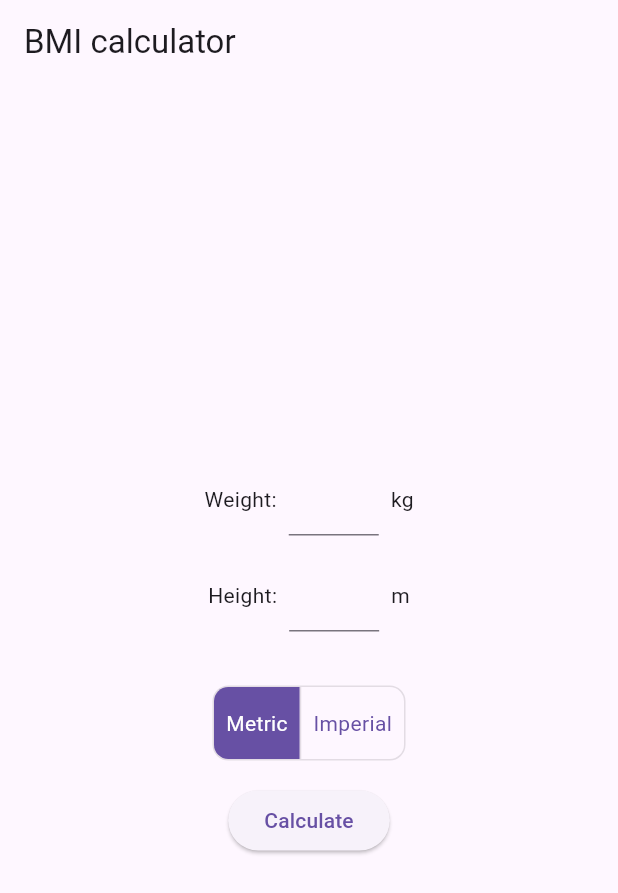
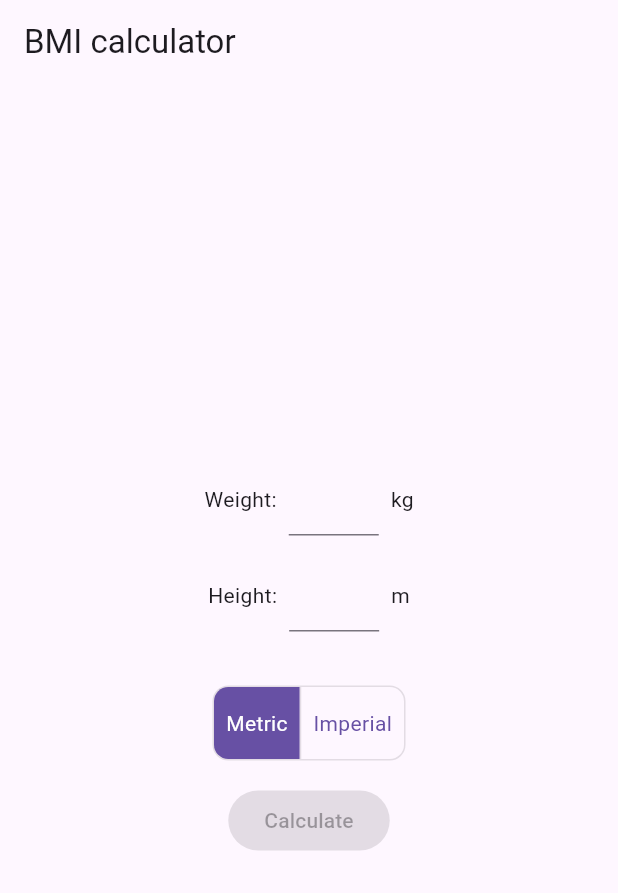
Before and after one commit to xszabo3/flutter_bmi, a Flutter app: the screen it shows after launch, on a phone screen of 412 x 824 dp. Shown: the top 893 px of the screen. Run offline on Flutter 3.47's test engine with Material 3 defaults, Android fonts, the phone set to English and light mode, and no system bars.

Commit message:
fix: calculate button

```diff
--- a/lib/logic/bmi_logic.dart
+++ b/lib/logic/bmi_logic.dart
@@ -15,11 +15,11 @@ class BmiViewModel extends ChangeNotifier {
 
   Unit get unit => _model.unit;
 
-  Function()? buttonStateHandler(height, weight) =>
+  Function()? get buttonStateHandler =>
     height.isNotEmpty && weight.isNotEmpty
     && height != '.' && weight != '.'
     ? calculate
-    : null;//TODO uses default values fix this next
+    : null;
 
   BmiViewModel({
     required model
@@ -31,9 +31,11 @@ class BmiViewModel extends ChangeNotifier {
   init(){
     heightTextController.addListener((){
       _model.height = heightTextController.text;
+      notifyListeners();
     });
     weightTextController.addListener((){
       _model.weight = weightTextController.text;
+      notifyListeners();
     });
   }
 
--- a/lib/model/bmi_model.dart
+++ b/lib/model/bmi_model.dart
@@ -39,8 +39,8 @@ class BmiData{ //TODO remove
 
 class BmiModel{
   Unit unit = Unit.metric;
-  String height = '0';
-  String weight = '0';
+  String height = '';
+  String weight = '';
   String? bmi;
   String? errorMessage;
   BmiCategory category = BmiCategory.unknown;
--- a/lib/ui/bmi_page.dart
+++ b/lib/ui/bmi_page.dart
@@ -59,9 +59,9 @@ class PageContents extends StatelessWidget {
       children: [
 
         InputRow(label: "Weight:", textfieldWidth: constants.textfieldWidth, isHeight: false,
-          textController: viewModel.weightTextController , textKey: const Key('weight'),),
+          textController: Provider.of<BmiViewModel>(context, listen: false).weightTextController , textKey: const Key('weight'),),
         InputRow(label: "Height:", textfieldWidth: constants.textfieldWidth, isHeight: true,
-          textController: viewModel.heightTextController, textKey: const Key('height'),),
+          textController: Provider.of<BmiViewModel>(context, listen: false).heightTextController, textKey: const Key('height'),),
         const SizedBox(height: 20,),
 
         //Buttons
@@ -108,7 +108,7 @@ class CalculateButton extends StatelessWidget {
     return Consumer<BmiViewModel>(builder: (_, model, child) {
       return ElevatedButton(
         key: const Key('calculate_button'),
-        onPressed: model.buttonStateHandler(model.height, model.weight),
+        onPressed: model.buttonStateHandler,
         child: const Text('Calculate')
       );
     });
```
